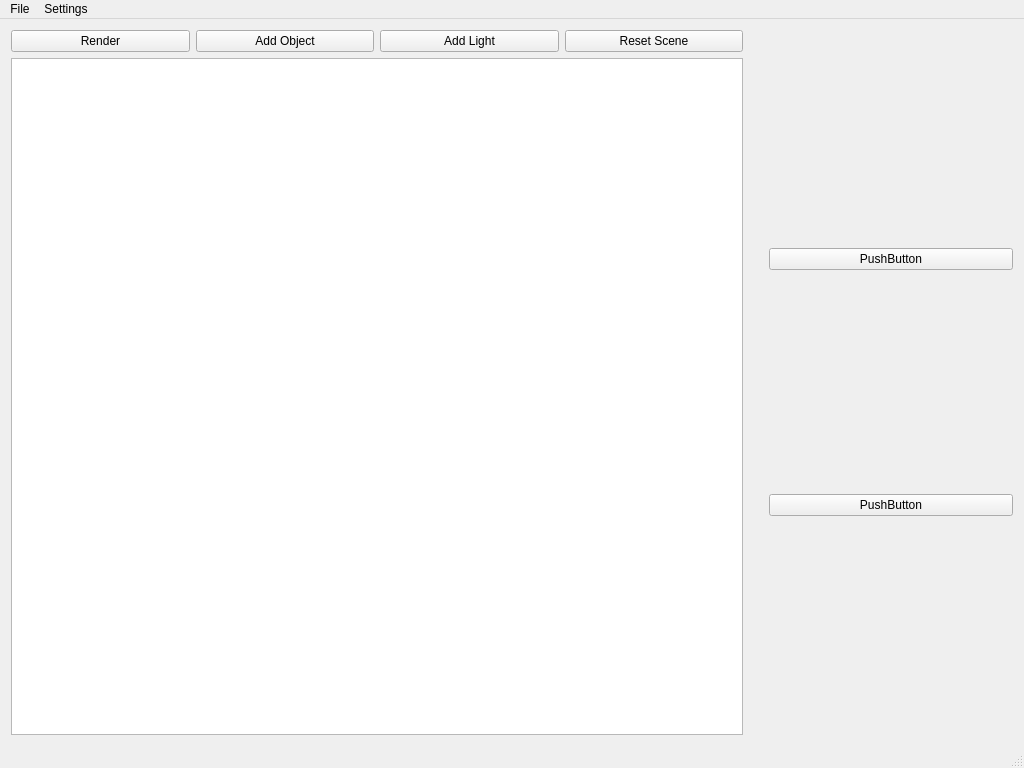
Qt form mainwindow.ui (Jamiroquai88/ITU) before a commit.
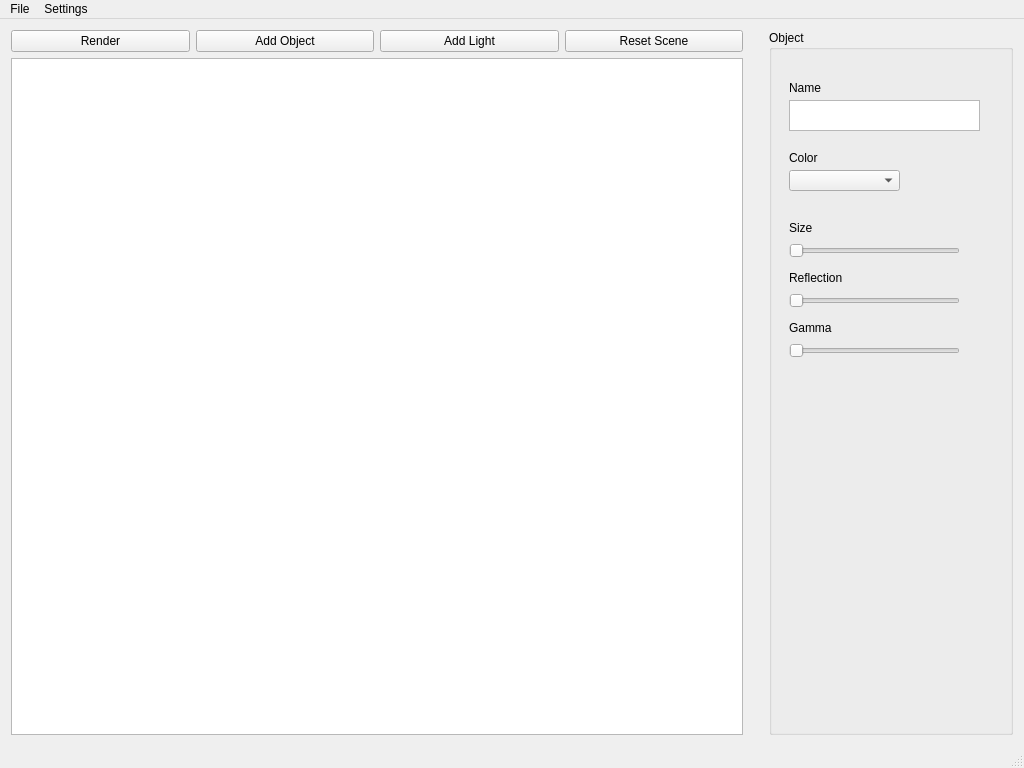
The same form after that commit.

The edit to the form file:
```diff
--- a/mainwindow.ui
+++ b/mainwindow.ui
@@ -98,19 +98,136 @@
        </spacer>
       </item>
       <item>
-       <layout class="QVBoxLayout" name="parametersLayout" stretch="0,0">
+       <layout class="QVBoxLayout" name="parametersLayout" stretch="0">
         <item>
-         <widget class="QPushButton" name="pushButton_2">
-          <property name="text">
-           <string>PushButton</string>
+         <widget class="QGroupBox" name="groupBox">
+          <property name="title">
+           <string>Object</string>
           </property>
-         </widget>
-        </item>
-        <item>
-         <widget class="QPushButton" name="pushButton">
-          <property name="text">
-           <string>PushButton</string>
-          </property>
+          <widget class="QTextEdit" name="textEdit">
+           <property name="geometry">
+            <rect>
+             <x>20</x>
+             <y>70</y>
+             <width>191</width>
+             <height>31</height>
+            </rect>
+           </property>
+          </widget>
+          <widget class="QLabel" name="label">
+           <property name="geometry">
+            <rect>
+             <x>20</x>
+             <y>50</y>
+             <width>57</width>
+             <height>15</height>
+            </rect>
+           </property>
+           <property name="text">
+            <string>Name</string>
+           </property>
+          </widget>
+          <widget class="QSlider" name="horizontalSlider">
+           <property name="geometry">
+            <rect>
+             <x>20</x>
+             <y>210</y>
+             <width>171</width>
+             <height>21</height>
+            </rect>
+           </property>
+           <property name="orientation">
+            <enum>Qt::Horizontal</enum>
+           </property>
+          </widget>
+          <widget class="QLabel" name="label_2">
+           <property name="geometry">
+            <rect>
+             <x>20</x>
+             <y>190</y>
+             <width>57</width>
+             <height>16</height>
+            </rect>
+           </property>
+           <property name="text">
+            <string>Size</string>
+           </property>
+          </widget>
+          <widget class="QComboBox" name="comboBox">
+           <property name="geometry">
+            <rect>
+             <x>20</x>
+             <y>140</y>
+             <width>111</width>
+             <height>21</height>
+            </rect>
+           </property>
+          </widget>
+          <widget class="QLabel" name="label_3">
+           <property name="geometry">
+            <rect>
+             <x>20</x>
+             <y>120</y>
+             <width>57</width>
+             <height>16</height>
+            </rect>
+           </property>
+           <property name="text">
+            <string>Color</string>
+           </property>
+          </widget>
+          <widget class="QLabel" name="label_4">
+           <property name="geometry">
+            <rect>
+             <x>20</x>
+             <y>240</y>
+             <width>71</width>
+             <height>16</height>
+            </rect>
+           </property>
+           <property name="text">
+            <string>Reflection</string>
+           </property>
+          </widget>
+          <widget class="QSlider" name="horizontalSlider_2">
+           <property name="geometry">
+            <rect>
+             <x>20</x>
+             <y>260</y>
+             <width>171</width>
+             <height>21</height>
+            </rect>
+           </property>
+           <property name="orientation">
+            <enum>Qt::Horizontal</enum>
+           </property>
+          </widget>
+          <widget class="QSlider" name="horizontalSlider_3">
+           <property name="geometry">
+            <rect>
+             <x>20</x>
+             <y>310</y>
+             <width>171</width>
+             <height>21</height>
+            </rect>
+           </property>
+           <property name="orientation">
+            <enum>Qt::Horizontal</enum>
+           </property>
+          </widget>
+          <widget class="QLabel" name="label_5">
+           <property name="geometry">
+            <rect>
+             <x>20</x>
+             <y>290</y>
+             <width>57</width>
+             <height>15</height>
+            </rect>
+           </property>
+           <property name="text">
+            <string>Gamma</string>
+           </property>
+          </widget>
          </widget>
         </item>
        </layout>
```
Left out of the diff: 2 changed lines with no effect on the pictures.
